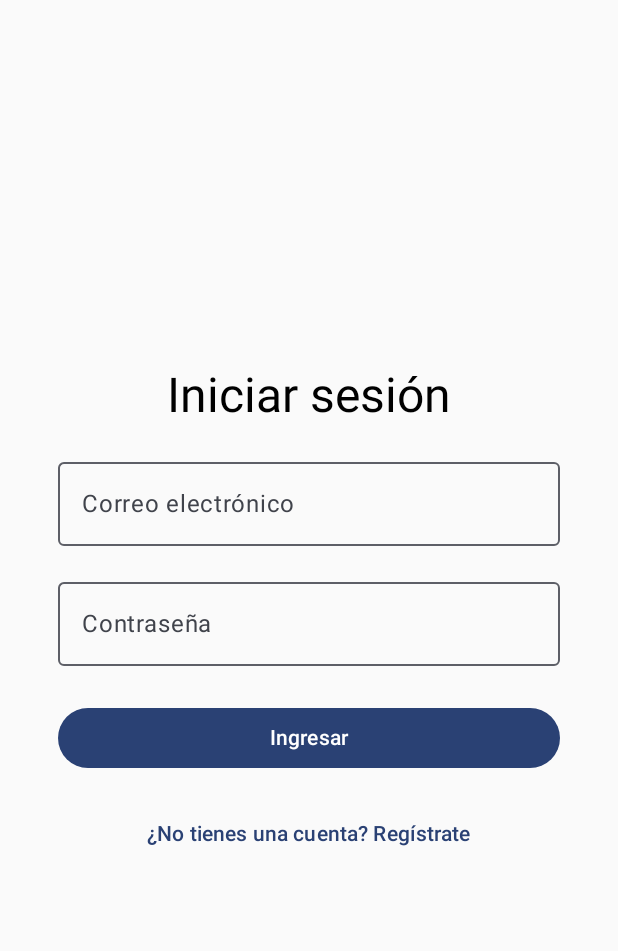
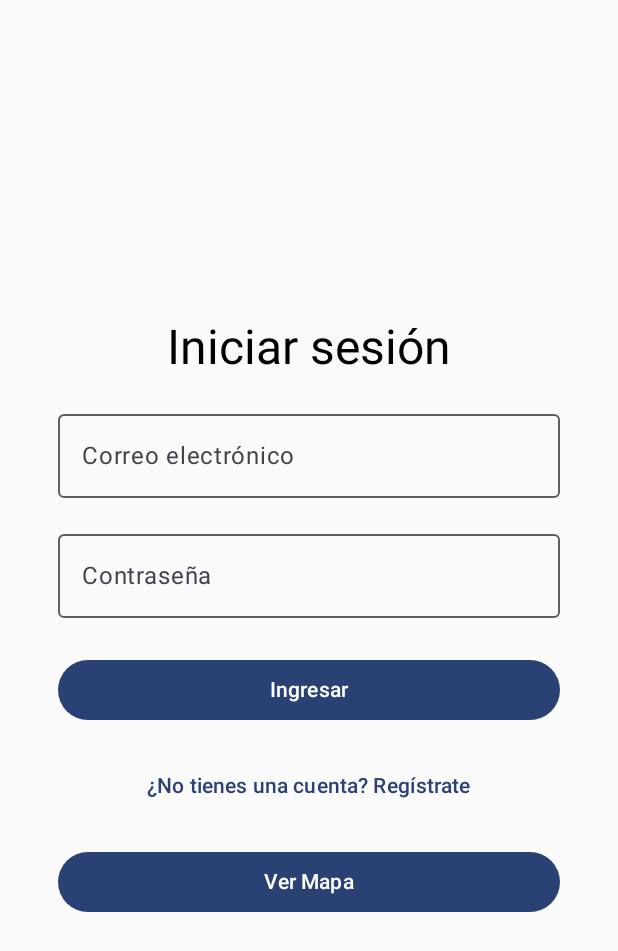
Before and after one commit to 6aligula/senderos, an Android app built with Jetpack Compose: the screen it shows after launch (MainActivity), on a phone screen of 412 x 824 dp. Shown: the top 951 px of the screen. Run offline under Robolectric (Android 15) with nearby library versions, the phone set to English and light mode, and no system bars.

Commit message:
nueva pantalla en la que vemos un mapa tenemos que configurar la localizacion el boto se encuentra en el log in

```diff
--- a/app/build.gradle.kts
+++ b/app/build.gradle.kts
@@ -42,6 +42,7 @@ android {
 dependencies {
     implementation ("io.coil-kt:coil-compose:2.2.2")
     implementation ("androidx.navigation:navigation-compose:2.4.0-alpha04")
+    implementation ("org.osmdroid:osmdroid-android:6.1.14")
     implementation(libs.androidx.core.ktx)
     implementation(libs.androidx.lifecycle.runtime.ktx)
     implementation(libs.androidx.activity.compose)
--- a/app/src/main/AndroidManifest.xml
+++ b/app/src/main/AndroidManifest.xml
@@ -1,6 +1,8 @@
 <?xml version="1.0" encoding="utf-8"?>
 <manifest xmlns:android="http://schemas.android.com/apk/res/android"
     xmlns:tools="http://schemas.android.com/tools">
+    <uses-permission android:name="android.permission.INTERNET" />
+    <uses-permission android:name="android.permission.WRITE_EXTERNAL_STORAGE" />
 
     <application
         android:allowBackup="true"
--- a/app/src/main/java/com/example/senderos/Routes.kt
+++ b/app/src/main/java/com/example/senderos/Routes.kt
@@ -6,4 +6,6 @@ sealed class Routes(val route: String) {
     object Register : Routes("register")
     object Profile : Routes("profile")
     object ProfileDisplay : Routes("profileDisplay")
+    object Map : Routes("map") // Nueva ruta para el map
+
 }
--- a/app/src/main/java/com/example/senderos/ui/screens/AppNavigator.kt
+++ b/app/src/main/java/com/example/senderos/ui/screens/AppNavigator.kt
@@ -13,6 +13,7 @@ fun AppNavigator() {
         composable(Routes.Login.route) { LoginScreen(navController) }
         composable(Routes.Register.route) { RegisterScreen(navController) }
         composable(Routes.Profile.route) { ProfileScreen(navController) }
-        composable(Routes.ProfileDisplay.route) { ProfileDisplayScreen(navController) }
+        composable(Routes.ProfileDisplay.route) { ProfileDisplayScreen(navController)}
+        composable(Routes.Map.route){ MapScreen() }
     }
 }
--- a/app/src/main/java/com/example/senderos/ui/screens/LoginScreen.kt
+++ b/app/src/main/java/com/example/senderos/ui/screens/LoginScreen.kt
@@ -4,13 +4,14 @@ import androidx.compose.foundation.layout.*
 import androidx.compose.foundation.text.KeyboardOptions
 import androidx.compose.material3.*
 import androidx.compose.runtime.*
+import androidx.compose.ui.Alignment
 import androidx.compose.ui.Modifier
 import androidx.compose.ui.text.input.ImeAction
 import androidx.compose.ui.text.input.KeyboardType
 import androidx.compose.ui.unit.dp
 import androidx.navigation.NavHostController
 import com.example.senderos.Routes
-import androidx.compose.ui.Alignment
+
 @Composable
 fun LoginScreen(navController: NavHostController) {
     var email by remember { mutableStateOf("") }
@@ -50,10 +51,7 @@ fun LoginScreen(navController: NavHostController) {
         )
         Spacer(modifier = Modifier.height(24.dp))
         Button(
-            onClick = {
-                // Simula un login exitoso y navega a la pantalla de edición de perfil
-                navController.navigate(Routes.Profile.route)
-            },
+            onClick = { navController.navigate(Routes.Profile.route) },
             modifier = Modifier.fillMaxWidth(0.9f)
         ) {
             Text("Ingresar")
@@ -62,9 +60,13 @@ fun LoginScreen(navController: NavHostController) {
         TextButton(onClick = { navController.navigate(Routes.Register.route) }) {
             Text("¿No tienes una cuenta? Regístrate")
         }
+        Spacer(modifier = Modifier.height(16.dp))
+        // Botón que navega a la pantalla del mapa
+        Button(
+            onClick = { navController.navigate(Routes.Map.route) },
+            modifier = Modifier.fillMaxWidth(0.9f)
+        ) {
+            Text("Ver Mapa")
+        }
     }
 }
-
-class Alignment {
-
-}
```
